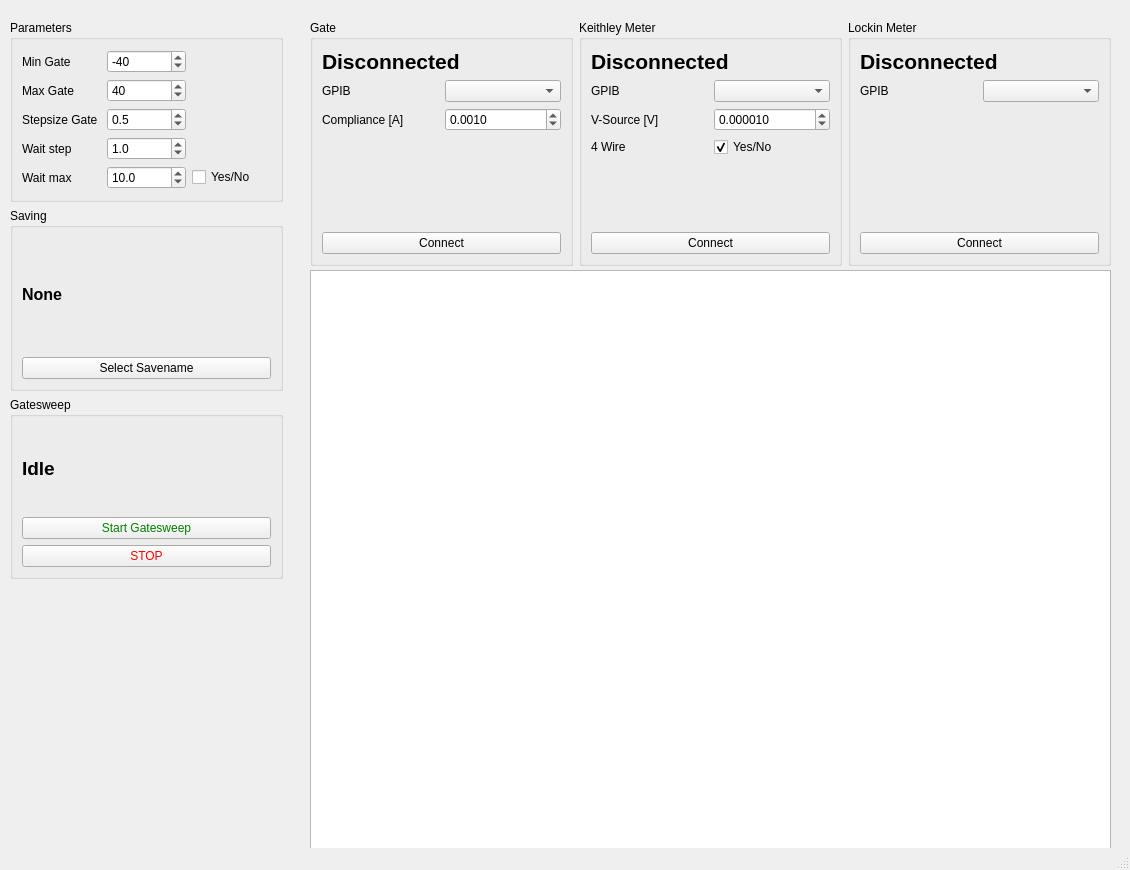
Qt form Gatesweep.ui (FalconTube/lab_software) before a commit.
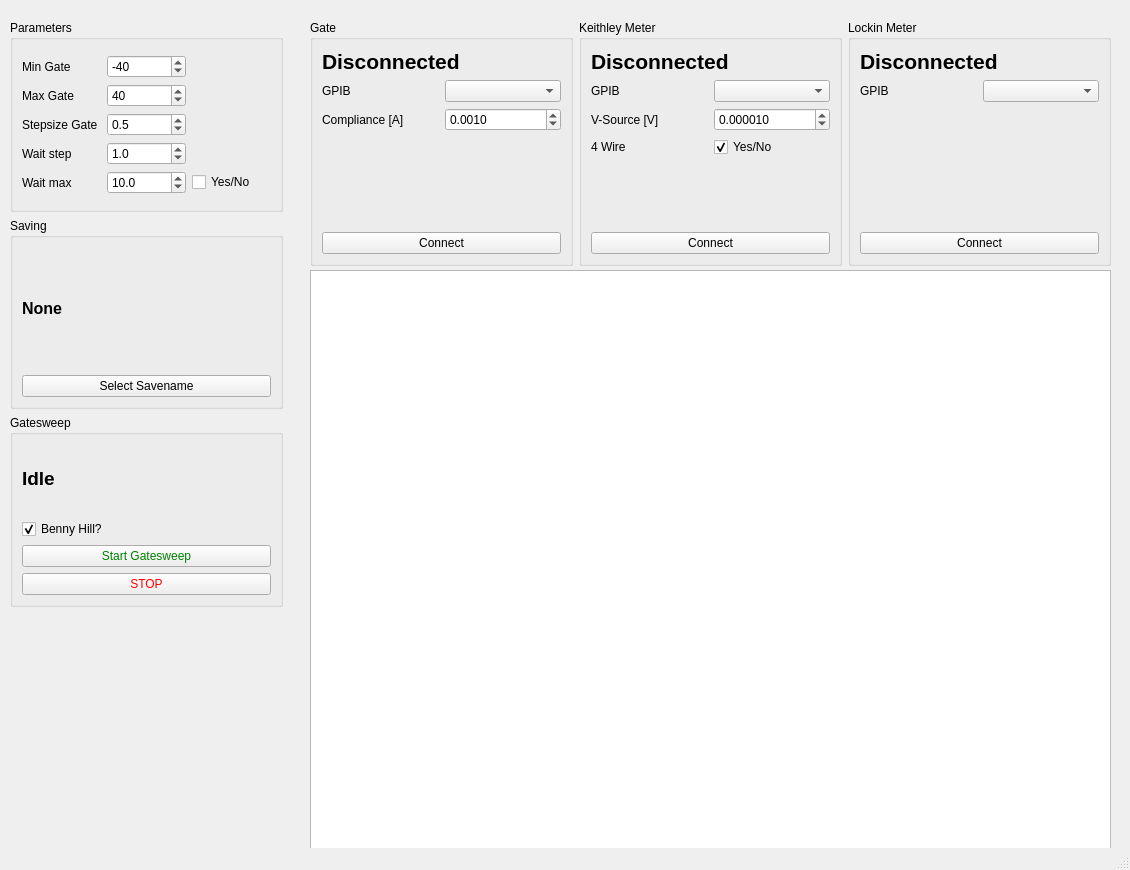
The same form after that commit. Custom widgets are drawn as their Qt base class.

Commit message: added benny hill for fun!

Diff of the .ui file:
```diff
--- a/Gatesweep.ui
+++ b/Gatesweep.ui
@@ -20,7 +20,7 @@
       <x>10</x>
       <y>20</y>
       <width>273</width>
-      <height>579</height>
+      <height>607</height>
      </rect>
     </property>
     <layout class="QVBoxLayout" name="verticalLayout">
@@ -221,6 +221,16 @@
           </property>
          </widget>
         </item>
+        <item>
+         <widget class="QCheckBox" name="BennyHillBox">
+          <property name="text">
+           <string>Benny Hill?</string>
+          </property>
+          <property name="checked">
+           <bool>true</bool>
+          </property>
+         </widget>
+        </item>
         <item>
          <widget class="QPushButton" name="StartGSButton">
           <property name="autoFillBackground">
```
The commit also changes 3 other files.
